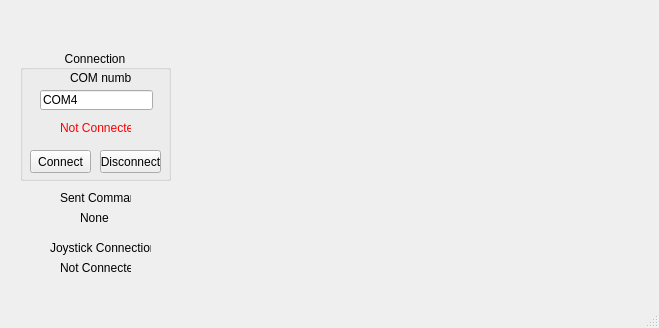
Old version of the form ROV15/mainwindow.ui in the repository youssefMagdy29/ROV-15.
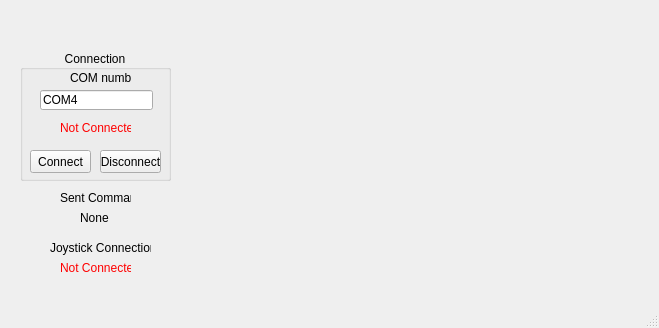
New version of the form. Custom widgets are drawn as their Qt base class.

Commit message: changing style sheet of joystickConnectinStatus

Patch:
```diff
--- a/ROV15/mainwindow.ui
+++ b/ROV15/mainwindow.ui
@@ -164,6 +164,9 @@
       <height>16</height>
      </rect>
     </property>
+    <property name="styleSheet">
+     <string notr="true">color: rgb(255, 0, 0)</string>
+    </property>
     <property name="text">
      <string>Not Connected</string>
     </property>
```
The commit also changes 3 other files.
